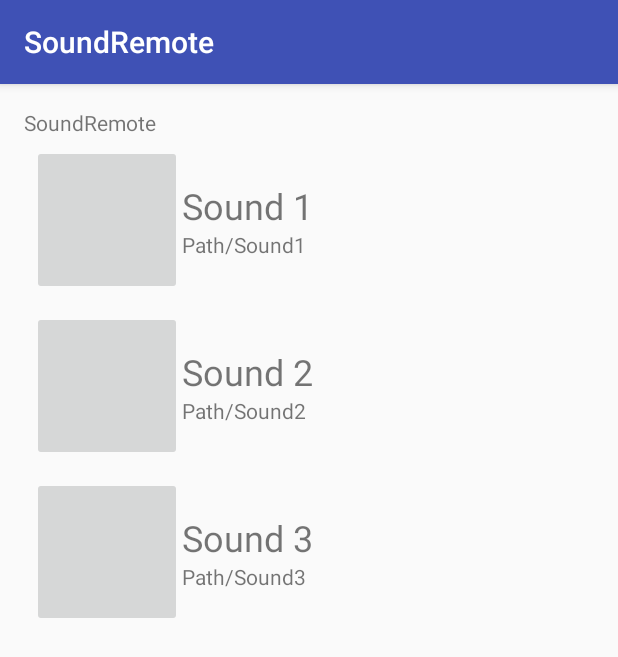
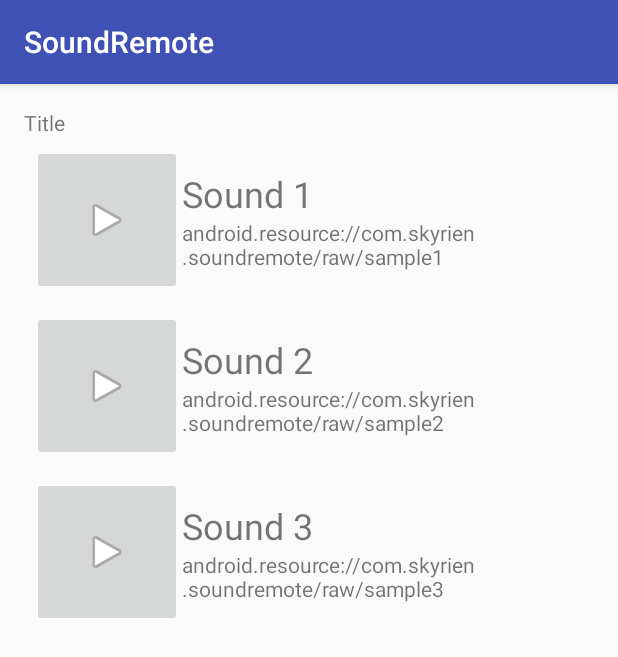
Before and after one commit to skyrien/SoundRemote, an Android app: the screen it shows after launch (MainActivity), on a phone screen of 412 x 824 dp. Shown: the top 657 px of the screen. Run offline under Robolectric (Android 15) with nearby library versions, the phone set to English and light mode, and no system bars.

Commit message:
Added phone component and audio playback using samples. Not yet hooked up to watch

```diff
--- a/soundremote-phone/build.gradle
+++ b/soundremote-phone/build.gradle
@@ -3,10 +3,9 @@ apply plugin: 'com.android.application'
 android {
     compileSdkVersion 25
     buildToolsVersion "25.0.1"
-
     defaultConfig {
         applicationId "com.skyrien.soundremote"
-        minSdkVersion 15
+        minSdkVersion 21
         targetSdkVersion 25
         versionCode 1
         versionName "1.0"
@@ -20,10 +19,12 @@ android {
             proguardFiles getDefaultProguardFile('proguard-android.txt'), 'proguard-rules.pro'
         }
     }
+    productFlavors {
+    }
 }
 
 dependencies {
-    compile fileTree(dir: 'libs', include: ['*.jar'])
+    compile fileTree(include: ['*.jar'], dir: 'libs')
     androidTestCompile('com.android.support.test.espresso:espresso-core:2.2.2', {
         exclude group: 'com.android.support', module: 'support-annotations'
     })
--- a/soundremote-phone/src/main/java/com/skyrien/soundremote/MainActivity.java
+++ b/soundremote-phone/src/main/java/com/skyrien/soundremote/MainActivity.java
@@ -1,13 +1,135 @@
 package com.skyrien.soundremote;
 
+import android.media.AudioAttributes;
+import android.media.AudioManager;
+import android.media.SoundPool;
+import android.net.Uri;
+import android.os.Bundle;
 import android.support.v7.app.AppCompatActivity;
-import android.os.Bundle;
+import android.util.Log;
+import android.view.View;
+import android.widget.ImageButton;
+import android.widget.TextView;
 
 public class MainActivity extends AppCompatActivity {
+
+    private static final String TAG = "MainActivity";
+
+    // Setup App References here
+    private SoundPool soundPool;
+    private int soundId1, soundId2, soundId3;
+    boolean plays = false, loaded = false;
+    float actVolume, maxVolume, volume;
+    AudioManager audioManager;
+    int counter;
+
+    private TextView mTitle;
+    private TextView mSound1Txt;
+    private TextView mSound2Txt;
+    private TextView mSound3Txt;
+    private TextView mSound1Path;
+    private TextView mSound2Path;
+    private TextView mSound3Path;
+    private ImageButton mSound1Button;
+    private ImageButton mSound2Button;
+    private ImageButton mSound3Button;
 
     @Override
     protected void onCreate(Bundle savedInstanceState) {
         super.onCreate(savedInstanceState);
         setContentView(R.layout.activity_main);
+        Log.d(TAG, "onCreate() called");
+
+        // Setup App Resources here
+        mTitle = (TextView) findViewById(R.id.title_txt);
+        mSound1Txt = (TextView) findViewById(R.id.sound1_txt);
+        mSound2Txt = (TextView) findViewById(R.id.sound2_txt);
+        mSound3Txt = (TextView) findViewById(R.id.sound3_txt);
+        mSound1Path = (TextView) findViewById(R.id.sound1_path);
+        mSound2Path = (TextView) findViewById(R.id.sound2_path);
+        mSound3Path = (TextView) findViewById(R.id.sound3_path);
+        mSound1Button = (ImageButton) findViewById(R.id.sound1_img);
+        mSound2Button = (ImageButton) findViewById(R.id.sound2_img);
+        mSound3Button = (ImageButton) findViewById(R.id.sound3_img);
+
+        // Set up the buttons so they play
+        mSound1Button.setOnClickListener(new View.OnClickListener() {
+            @Override
+            public void onClick(View view) {
+                playSoundId(soundId1);
+            }
+        });
+        mSound2Button.setOnClickListener(new View.OnClickListener() {
+            @Override
+            public void onClick(View view) {
+                playSoundId(soundId2);
+            }
+        });
+        mSound3Button.setOnClickListener(new View.OnClickListener() {
+            @Override
+            public void onClick(View view) {
+                playSoundId(soundId3);
+            }
+        });
+
+        // AudioManager stuff
+        audioManager = (AudioManager)getSystemService(AUDIO_SERVICE);
+        actVolume = (float)audioManager.getStreamVolume(AudioManager.STREAM_MUSIC);
+        maxVolume = (float)audioManager.getStreamMaxVolume(AudioManager.STREAM_MUSIC);
+        volume = actVolume / maxVolume;
+        Log.d(TAG, "AudioManager created with vol: " + volume);
+
+
+        // Setting hardware volume controls for music streaming control
+        this.setVolumeControlStream(AudioManager.STREAM_MUSIC);
+
+        counter = 0;
+
+        // Creating AudioAttributes so we can create a SoundPool
+        AudioAttributes attributes = new AudioAttributes.Builder()
+                .setUsage(AudioAttributes.USAGE_MEDIA)
+                .setContentType(AudioAttributes.CONTENT_TYPE_SONIFICATION)
+                .build();
+
+        // Loading sounds
+        soundPool = new SoundPool.Builder()
+                .setAudioAttributes(attributes)
+                .build();
+
+        soundPool.setOnLoadCompleteListener(new SoundPool.OnLoadCompleteListener() {
+            @Override
+            public void onLoadComplete(SoundPool soundPool, int sampleId, int status) {
+                loaded = true;
+                Log.d(TAG, "SoundPool Created");
+
+            }
+        });
+
+
+        // For some reason, this method doesn't work well... let's try hardcoded res paths:
+/*
+        soundId1 = soundPool.load(getString(R.string.sound1_path), 1);
+        Log.d(TAG, "Loaded Sound 1 from path: " + getString(R.string.sound1_path));
+
+        soundId2 = soundPool.load(getString(R.string.sound2_path), 1);
+        Log.d(TAG, "Loaded Sound 2 from path: " + getString(R.string.sound2_path));
+
+        soundId3 = soundPool.load(getString(R.string.sound3_path), 1);
+        Log.d(TAG, "Loaded Sound 3 from path: " + getString(R.string.sound3_path));
+*/
+        soundId1 = soundPool.load(this, R.raw.sample1, 1);
+        Log.d(TAG, "Loaded Sound 1");
+        soundId2 = soundPool.load(this, R.raw.sample2, 1);
+        Log.d(TAG, "Loaded Sound 2");
+        soundId3 = soundPool.load(this, R.raw.sample3, 1);
+        Log.d(TAG, "Loaded Sound 3");
+
     }
+
+    public void playSoundId(int soundId) {
+
+        soundPool.play(soundId, volume, volume, 1, 0, 1f);
+
+    }
+
 }
--- a/soundremote-phone/src/main/res/layout/activity_main.xml
+++ b/soundremote-phone/src/main/res/layout/activity_main.xml
@@ -6,15 +6,19 @@
     android:paddingLeft="@dimen/activity_horizontal_margin"
     android:paddingRight="@dimen/activity_horizontal_margin"
     android:paddingTop="@dimen/activity_vertical_margin"
-    tools:context="com.skyrien.soundremote.MainActivity">
+    tools:context="com.skyrien.soundremote.MainActivity"
+    android:orientation="vertical">/
 
     <LinearLayout
         android:layout_width="match_parent"
         android:layout_height="wrap_content"
         android:orientation="vertical">
 
-        <TextView android:layout_width="wrap_content" android:layout_height="wrap_content"
-            android:text="@string/app_name"/>
+        <TextView
+            android:id="@+id/title_txt"
+            android:layout_width="wrap_content"
+            android:layout_height="wrap_content"
+            android:text="@string/title_text"/>
 
         <LinearLayout
             android:layout_width="match_parent"
@@ -26,7 +30,8 @@
             <ImageButton
                 android:id="@+id/sound1_img"
                 android:layout_width="100dp"
-                android:layout_height="100dp" />
+                android:layout_height="100dp"
+                android:src="@android:drawable/ic_media_play"/>
 
             <LinearLayout
                 android:layout_width="wrap_content"
@@ -39,7 +44,7 @@
                     android:layout_width="wrap_content"
                     android:layout_height="wrap_content"
                     android:text="@string/sound1_txt"
-                    android:textSize="24dp"/>
+                    android:textSize="24sp"/>
                 <TextView
                     android:id="@+id/sound1_path"
                     android:layout_width="wrap_content"
@@ -59,7 +64,8 @@
             <ImageButton
                 android:id="@+id/sound2_img"
                 android:layout_width="100dp"
-                android:layout_height="100dp" />
+                android:layout_height="100dp"
+                android:src="@android:drawable/ic_media_play"/>
 
             <LinearLayout
                 android:layout_width="wrap_content"
@@ -72,7 +78,7 @@
                     android:layout_width="wrap_content"
                     android:layout_height="wrap_content"
                     android:text="@string/sound2_txt"
-                    android:textSize="24dp"/>
+                    android:textSize="24sp"/>
                 <TextView
                     android:id="@+id/sound2_path"
                     android:layout_width="wrap_content"
@@ -90,7 +96,8 @@
             <ImageButton
                 android:id="@+id/sound3_img"
                 android:layout_width="100dp"
-                android:layout_height="100dp" />
+                android:layout_height="100dp"
+                android:src="@android:drawable/ic_media_play"/>
 
             <LinearLayout
                 android:layout_width="wrap_content"
@@ -103,7 +110,7 @@
                     android:layout_width="wrap_content"
                     android:layout_height="wrap_content"
                     android:text="@string/sound3_txt"
-                    android:textSize="24dp"/>
+                    android:textSize="24sp"/>
                 <TextView
                     android:id="@+id/sound3_path"
                     android:layout_width="wrap_content"
--- a/soundremote-phone/src/main/res/values/strings.xml
+++ b/soundremote-phone/src/main/res/values/strings.xml
@@ -3,7 +3,8 @@
     <string name="sound1_txt">Sound 1</string>
     <string name="sound2_txt">Sound 2</string>
     <string name="sound3_txt">Sound 3</string>
-    <string name="sound1_path">Path/Sound1</string>
-    <string name="sound2_path">Path/Sound2</string>
-    <string name="sound3_path">Path/Sound3</string>
+    <string name="title_text">Title</string>
+    <string name="sound1_path">android.resource://com.skyrien.soundremote/raw/sample1</string>
+    <string name="sound2_path">android.resource://com.skyrien.soundremote/raw/sample2</string>
+    <string name="sound3_path">android.resource://com.skyrien.soundremote/raw/sample3</string>
 </resources>
--- a/soundremote-watch/src/main/res/layout/activity_main.xml
+++ b/soundremote-watch/src/main/res/layout/activity_main.xml
@@ -9,17 +9,6 @@
     android:background="@color/grey"
     tools:context="com.skyrien.soundremote.MainActivity"
     tools:deviceIds="wear">
-
-    <TextView
-        android:id="@+id/headerText"
-        android:layout_width="match_parent"
-        android:layout_height="wrap_content"
-        android:text="@string/app_name"
-        android:textStyle="bold"
-        android:padding="1dp"
-        android:gravity="center"
-        app:layout_box="left|right" />
-
 
 <LinearLayout
     android:layout_width="match_parent"
@@ -35,7 +24,7 @@
         android:text="@string/titleText"
         android:textStyle="bold"
         android:padding="1dp"
-        android:gravity="center"
+        android:gravity="left"
         app:layout_box="all" />
 
     <LinearLayout
@@ -48,7 +37,7 @@
             android:id="@+id/sound1_img"
             android:layout_width="45dp"
             android:layout_height="45dp"
-            android:src="@drawable/close_button"/>
+            android:src="@android:drawable/ic_media_play"/>
 
         <TextView
             android:id="@+id/sound1_txt"
@@ -71,7 +60,7 @@
             android:id="@+id/sound2_img"
             android:layout_width="45dp"
             android:layout_height="45dp"
-            android:src="@drawable/close_button"/>
+            android:src="@android:drawable/ic_media_play"/>
 
         <TextView
             android:id="@+id/sound2_txt"
@@ -94,7 +83,7 @@
             android:id="@+id/sound3_img"
             android:layout_width="45dp"
             android:layout_height="45dp"
-            android:src="@drawable/close_button"/>
+            android:src="@android:drawable/ic_media_play"/>
 
         <TextView
             android:id="@+id/sound3_txt"
```
Also changed, not shown: 3 other files.
